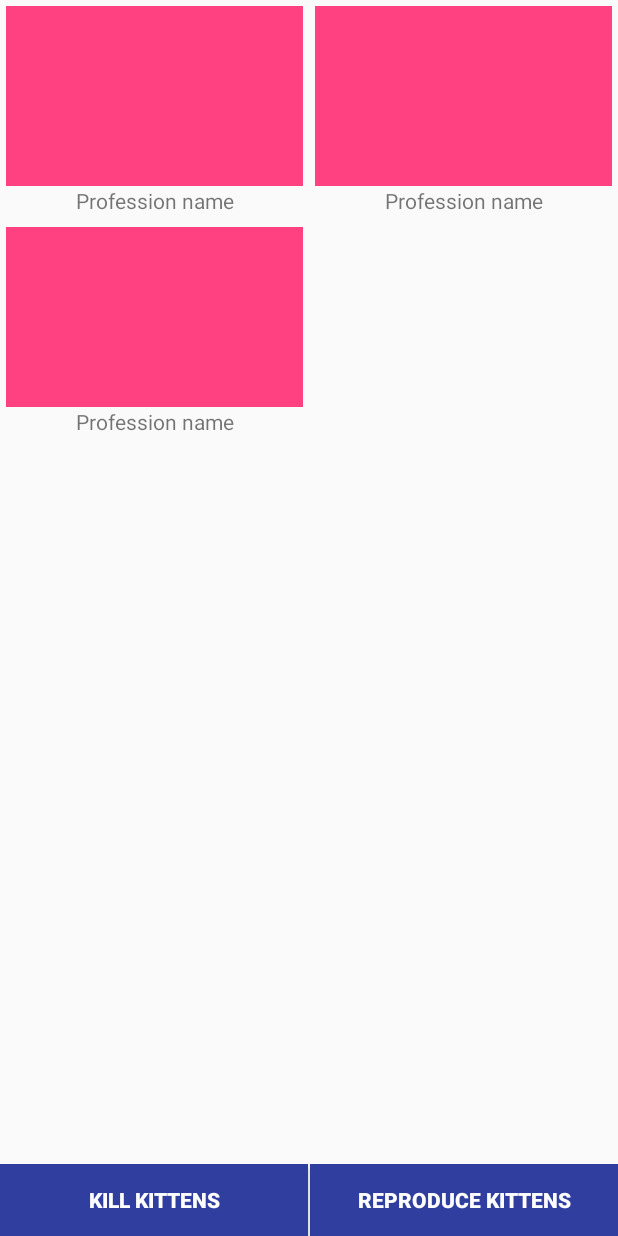
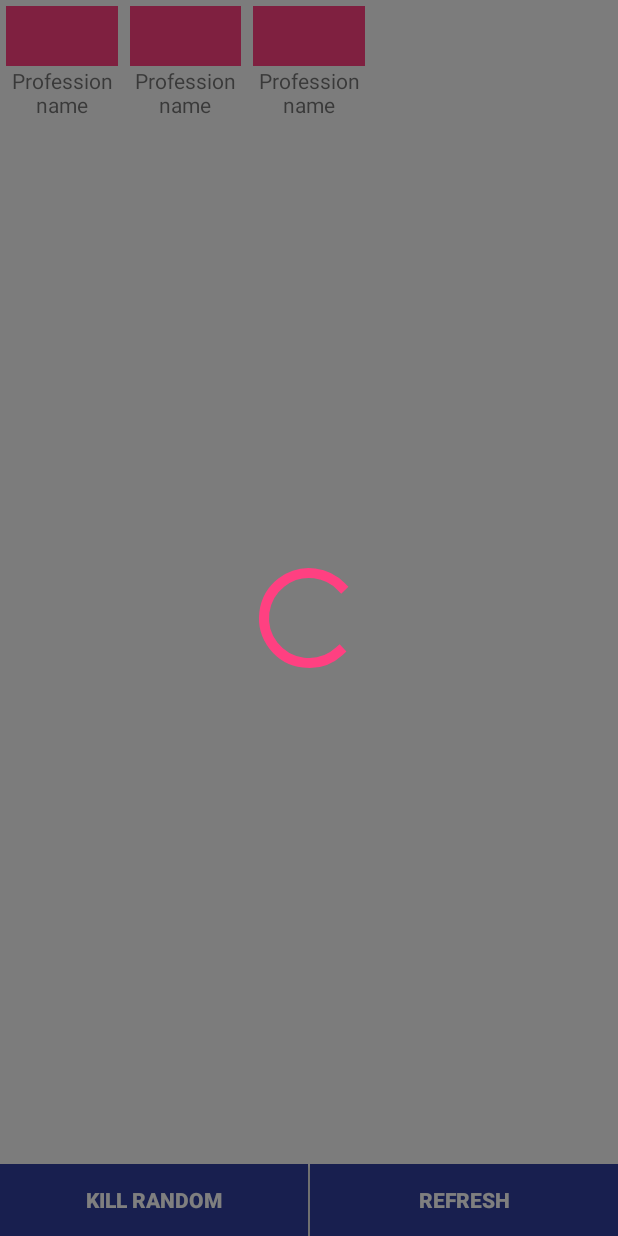
Before and after one commit to ibracero/ArchSpike, an Android app: the layout activity_photos.xml on its own in the app's theme, with its tools: preview values and no code run, on a phone screen of 412 x 824 dp. Run offline under Robolectric (Android 15) with nearby library versions, the phone set to English and light mode, and no system bars.

```diff
--- a/app/src/main/java/com/ts/archspike/presentation/photo/PhotosActivity.kt
+++ b/app/src/main/java/com/ts/archspike/presentation/photo/PhotosActivity.kt
@@ -34,12 +34,12 @@ class PhotosActivity : BaseActivity(), KodeinAware {
 
         photo_recycler_view.adapter = adapter
 
+        showLoading()
         val photosViewModel = withViewModel({ photosViewModel }) {
             photoLiveData.observe(this@PhotosActivity, Observer { updateState(it) })
         }
 
-        random_button.setOnClickListener {
-            showLoading()
+        kill_random_button.setOnClickListener {
             photosViewModel.filterRandomly()
         }
         reload_button.setOnClickListener {
@@ -51,7 +51,7 @@ class PhotosActivity : BaseActivity(), KodeinAware {
     private fun updateState(data: Either<NetworkException, List<Photo>>?) {
         loading_view.gone()
         data?.fold(
-                { toast("Error retrieving cats... Try again later") },
+                { toast("Error retrieving data... Try again later") },
                 { adapter.submitList(it) }
         )
     }
--- a/app/src/main/java/com/ts/archspike/presentation/photo/PhotosAdapter.kt
+++ b/app/src/main/java/com/ts/archspike/presentation/photo/PhotosAdapter.kt
@@ -27,10 +27,9 @@ class PhotoAdapter : ListAdapter<Photo, PhotoViewHolder>(PhotoDiffCallback()) {
 
 class PhotoViewHolder(view: View) : RecyclerView.ViewHolder(view) {
     fun bind(photo: Photo) {
-        itemView.findViewById<TextView>(R.id.profession_name)?.text = "Cat ${photo.id}"
+        itemView.findViewById<TextView>(R.id.profession_name)?.text = photo.title
         itemView.findViewById<ImageView>(R.id.profession_image)?.let {
-
-            Picasso.get().load("https://cataas.com/cat")
+            Picasso.get().load(photo.thumbnailUrl)
                     .into(it)
         }
     }
--- a/app/src/main/res/layout/activity_photos.xml
+++ b/app/src/main/res/layout/activity_photos.xml
@@ -16,14 +16,14 @@
         app:layout_constraintStart_toStartOf="parent">
 
         <Button
-            android:id="@+id/random_button"
+            android:id="@+id/kill_random_button"
             android:layout_width="0dp"
             android:layout_height="wrap_content"
             android:layout_marginEnd="1dp"
             android:layout_marginRight="1dp"
             android:layout_weight="1"
             android:background="@color/colorPrimaryDark"
-            android:text="Kill kittens"
+            android:text="Kill random"
             android:textColor="#fff"
             android:textStyle="bold" />
 
@@ -33,7 +33,7 @@
             android:layout_height="wrap_content"
             android:layout_weight="1"
             android:background="@color/colorPrimaryDark"
-            android:text="Reproduce kittens"
+            android:text="Refresh"
             android:textColor="#fff"
             android:textStyle="bold" />
 
@@ -48,17 +48,26 @@
         app:layout_constraintEnd_toEndOf="parent"
         app:layout_constraintStart_toStartOf="parent"
         app:layout_constraintTop_toTopOf="parent"
-        app:spanCount="2"
+        app:spanCount="5"
         tools:listitem="@layout/item_photo" />
 
-    <ProgressBar
+    <FrameLayout
         android:id="@+id/loading_view"
-        android:layout_width="40dp"
-        android:layout_height="40dp"
+        android:layout_width="0dp"
+        android:layout_height="0dp"
+        android:background="#80000000"
         android:visibility="gone"
         app:layout_constraintBottom_toBottomOf="parent"
         app:layout_constraintEnd_toEndOf="parent"
         app:layout_constraintStart_toStartOf="parent"
-        app:layout_constraintTop_toTopOf="parent" />
+        app:layout_constraintTop_toTopOf="parent"
+        tools:visibility="visible">
+
+        <ProgressBar
+            android:layout_width="80dp"
+            android:layout_height="80dp"
+            android:layout_gravity="center" />
+
+    </FrameLayout>
 
 </android.support.constraint.ConstraintLayout>
--- a/app/src/main/res/layout/item_photo.xml
+++ b/app/src/main/res/layout/item_photo.xml
@@ -4,7 +4,7 @@
     android:layout_width="match_parent"
     android:layout_height="wrap_content"
     android:elevation="8dp"
-    android:gravity="center"
+    android:gravity="center_horizontal"
     android:orientation="vertical"
     android:padding="4dp">
 
@@ -12,7 +12,7 @@
         android:id="@+id/profession_image"
         android:layout_width="match_parent"
         android:layout_height="wrap_content"
-        android:minHeight="120dp"
+        android:minHeight="40dp"
         android:scaleType="centerCrop"
         tools:src="@color/colorAccent" />
 
@@ -20,7 +20,9 @@
         android:id="@+id/profession_name"
         android:layout_width="match_parent"
         android:layout_height="wrap_content"
+        android:ellipsize="end"
         android:gravity="center"
+        android:maxLines="3"
         tools:text="Profession name" />
 
 </LinearLayout>
```
Also changed, not shown: app/src/main/java/com/ts/archspike/data/PhotoRepository.kt (+1 -7 lines), app/src/main/java/com/ts/archspike/presentation/photo/viewmodel/PhotosViewModel.kt (+9 -2 lines).
